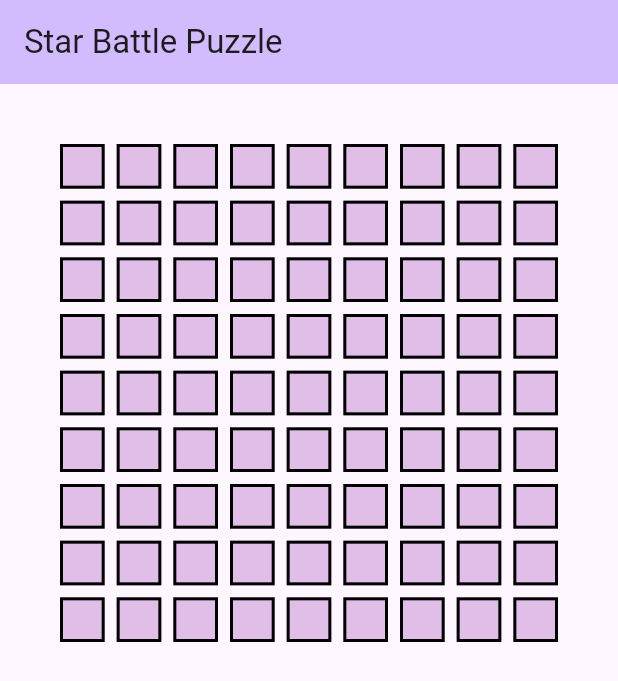
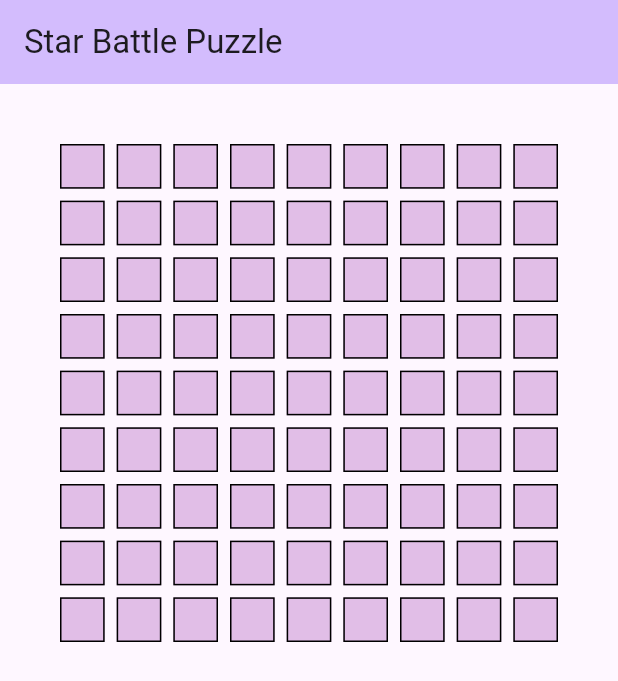
Before and after one commit to weasdown/starsolver_flutter, a Flutter app: the screen it shows after launch, on a phone screen of 412 x 824 dp. Shown: the top 681 px of the screen. Run offline on Flutter 3.47's test engine with Material 3 defaults, Android fonts, the phone set to English and light mode, and no system bars; missing offline and left inert: color.

Commit message:
Add CellBorderSet class, CellWidget.borders, use borders in foregroundDecoration

```diff
--- a/lib/src/presentation/cell_widget.dart
+++ b/lib/src/presentation/cell_widget.dart
@@ -15,25 +15,42 @@ class CellWidget extends StatefulWidget {
 class _CellWidgetState extends State<CellWidget> {
   final double size = 40;
 
+  /// Sets the [widget.cell]'s [Cell.status] to [CellStatus.star].
   setStar() => setState(
         () => widget.cell.status = CellStatus.star,
       );
 
+  /// Sets the [widget.cell]'s [Cell.status] to the next [CellStatus] value,
+  /// or [CellStatus.blank] if currently [CellStatus.star].
   setNextStatus() => setState(
         () => widget.cell.status = widget.cell.status.nextStatus,
       );
+
+  /// Gets a [BorderDirectional] with [BorderSide]s corresponding to whether
+  /// that side of the [CellWidget]'s [Cell] is a boundary between [Shape]s.
+  BorderDirectional get borders {
+    CellBorderSet cellBorders = CellBorderSet.fromCellBoundarySet(
+        boundarySet: widget.cell.boundaries,
+        boundaryBorderWidth: 3.0,
+        nonBoundaryBorderWidth: 1.0);
+
+    return BorderDirectional(
+      start: cellBorders.start,
+      top: cellBorders.top,
+      end: cellBorders.end,
+      bottom: cellBorders.bottom,
+    );
+  }
+
+  BorderSide borderForEdge(bool edge) {
+    return BorderSide();
+  }
 
   @override
   Widget build(BuildContext context) {
     final MaterialColor baseColour = Colors.purple;
 
     final CellStatus cellStatus = widget.cell.status;
-
-    BorderDirectional borders = BorderDirectional(
-        top: BorderSide(
-      color: Colors.black,
-      width: 2.0,
-    ));
 
     return GestureDetector(
       onTap: setNextStatus,
@@ -42,7 +59,7 @@ class _CellWidgetState extends State<CellWidget> {
         height: size,
         width: size,
         // TODO set borders per side based on Shape boundaries (including width)
-        foregroundDecoration: BoxDecoration(border: Border.all(width: 2.0)),
+        foregroundDecoration: BoxDecoration(border: borders),
         color:
             // switch (widget.cell.status) {
             //   CellStatus.blank => Theme.of(context).canvasColor,
@@ -63,3 +80,30 @@ class _CellWidgetState extends State<CellWidget> {
     );
   }
 }
+
+/// Widget equivalent of [CellBoundarySet].
+class CellBorderSet {
+  late final BorderSide start;
+  late final BorderSide top;
+  late final BorderSide end;
+  late final BorderSide bottom;
+
+  final double boundaryBorderWidth;
+  final double nonBoundaryBorderWidth;
+
+  CellBorderSet.fromCellBoundarySet({
+    required CellBoundarySet boundarySet,
+    required this.boundaryBorderWidth,
+    required this.nonBoundaryBorderWidth,
+  }) {
+    start = _borderSideFromBool(boundarySet.start);
+    top = _borderSideFromBool(boundarySet.top);
+    end = _borderSideFromBool(boundarySet.end);
+    bottom = _borderSideFromBool(boundarySet.bottom);
+  }
+
+  List<BorderSide> get values => [start, top, end, bottom];
+
+  BorderSide _borderSideFromBool(bool isBoundary) => BorderSide(
+      width: isBoundary ? boundaryBorderWidth : nonBoundaryBorderWidth);
+}
```
